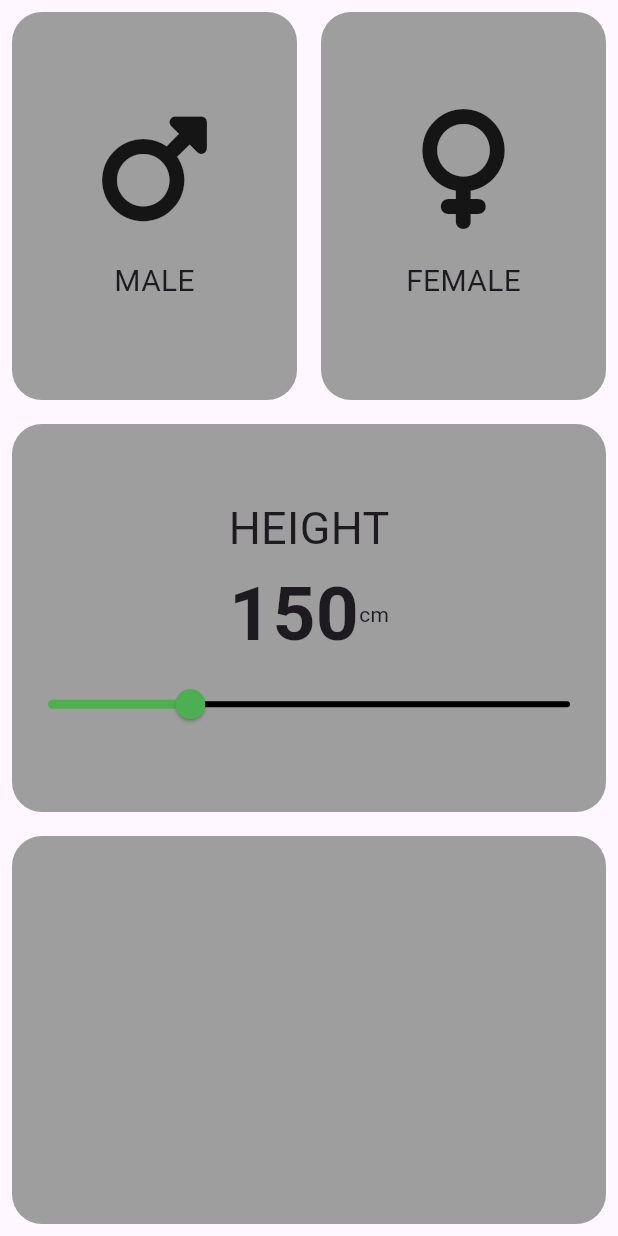
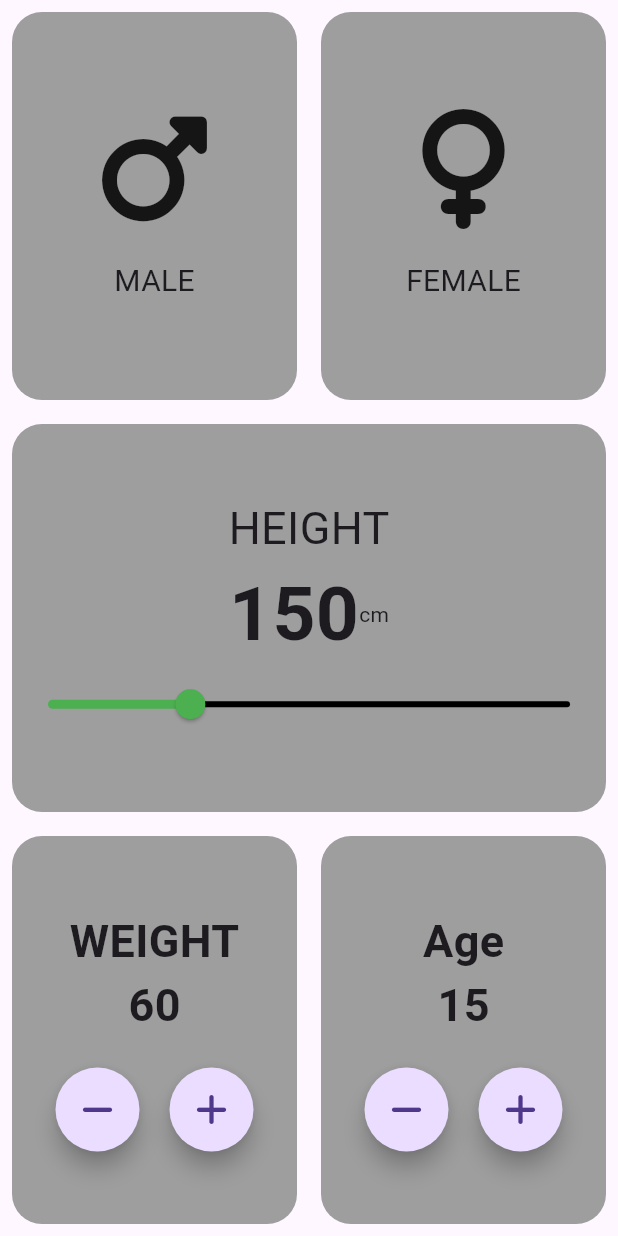
Before and after one commit to MohamedHisham34/BMI_Calculator, a Flutter app: the screen it shows after launch, on a phone screen of 412 x 824 dp. Run offline on Flutter 3.47's test engine with Material 3 defaults, Android fonts, the phone set to English and light mode, and no system bars; our stand-ins replace font_awesome_flutter.

Commit message:
Weight And Age Containers

```diff
--- a/lib/main.dart
+++ b/lib/main.dart
@@ -11,6 +11,10 @@ const Color mainColor = Colors.grey;
 const Color SelectedColor = Colors.green;
 const String Mohamed = "Mohamed";
 int height = 150;
+int weight = 60;
+int Age = 15;
+IconData IconPlus = FontAwesomeIcons.plus;
+IconData IconMinus = FontAwesomeIcons.minus;
 
 bool maleisPressed = false;
 bool femaleisPressed = false;
@@ -89,8 +93,8 @@ class _MyAppState extends State<MyApp> {
                     children: [
                       Text(
                         height.toString(),
-                      style:
-                          TextStyle(fontSize: 50, fontWeight: FontWeight.bold),
+                        style: TextStyle(
+                            fontSize: 50, fontWeight: FontWeight.bold),
                       ),
                       Text("cm")
                     ],
@@ -111,11 +115,110 @@ class _MyAppState extends State<MyApp> {
               ),
               onPress: () {},
               colour: mainColor,
-          )),
+            ),
+          ),
+          Expanded(
+            child: Row(
+              children: [
                 Expanded(
                   child: Useablecontanair(
+                    Cardchild: Column(
+                      mainAxisAlignment: MainAxisAlignment.center,
+                      crossAxisAlignment: CrossAxisAlignment.center,
+                      children: [
+                        Text(
+                          "WEIGHT",
+                          style: TextStyle(
+                              fontSize: 30, fontWeight: FontWeight.bold),
+                        ),
+                        Text(
+                          weight.toString(),
+                          style: TextStyle(
+                              fontSize: 30, fontWeight: FontWeight.bold),
+                        ),
+                        SizedBox(
+                          height: 20,
+                        ),
+                        Row(
+                          crossAxisAlignment: CrossAxisAlignment.center,
+                          mainAxisAlignment: MainAxisAlignment.center,
+                          children: [
+                            RoundFloatingButton(
+                                onPressed: () {
+                                  setState(() {
+                                    weight--;
+                                  });
+                                },
+                                icon: IconMinus),
+                            SizedBox(
+                              width: 20,
+                              height: 20,
+                            ),
+                            RoundFloatingButton(
+                                onPressed: () {
+                                  setState(() {
+                                    weight++;
+                                  });
+                                },
+                                icon: IconPlus),
+                          ],
+                        ),
+                      ],
+                    ),
+                    colour: mainColor,
                     onPress: () {},
+                  ),
+                ),
+                Expanded(
+                  child: Useablecontanair(
+                    Cardchild: Column(
+                      mainAxisAlignment: MainAxisAlignment.center,
+                      crossAxisAlignment: CrossAxisAlignment.center,
+                      children: [
+                        Text(
+                          "Age",
+                          style: TextStyle(
+                              fontSize: 30, fontWeight: FontWeight.bold),
+                        ),
+                        Text(
+                          Age.toString(),
+                          style: TextStyle(
+                              fontSize: 30, fontWeight: FontWeight.bold),
+                        ),
+                        SizedBox(
+                          height: 20,
+                        ),
+                        Row(
+                          crossAxisAlignment: CrossAxisAlignment.center,
+                          mainAxisAlignment: MainAxisAlignment.center,
+                          children: [
+                            RoundFloatingButton(
+                                onPressed: () {
+                                  setState(() {
+                                    Age--;
+                                  });
+                                },
+                                icon: IconMinus),
+                            SizedBox(
+                              width: 20,
+                              height: 20,
+                            ),
+                            RoundFloatingButton(
+                                onPressed: () {
+                                  setState(() {
+                                    Age++;
+                                  });
+                                },
+                                icon: IconPlus),
+                          ],
+                        ),
+                      ],
+                    ),
                     colour: mainColor,
+                    onPress: () {},
+                  ),
+                )
+              ],
             ),
           ),
         ],
@@ -123,3 +226,24 @@ class _MyAppState extends State<MyApp> {
     );
   }
 }
+
+class RoundFloatingButton extends StatelessWidget {
+  const RoundFloatingButton({
+    required this.onPressed,
+    required this.icon,
+    super.key,
+  });
+
+  final Function onPressed;
+  final IconData icon;
+
+  @override
+  Widget build(BuildContext context) {
+    return FloatingActionButton(
+        shape: CircleBorder(),
+        child: Icon(icon),
+        onPressed: () {
+          onPressed();
+        });
+  }
+}
```
Lines whose indentation alone changed are shown as unchanged.
